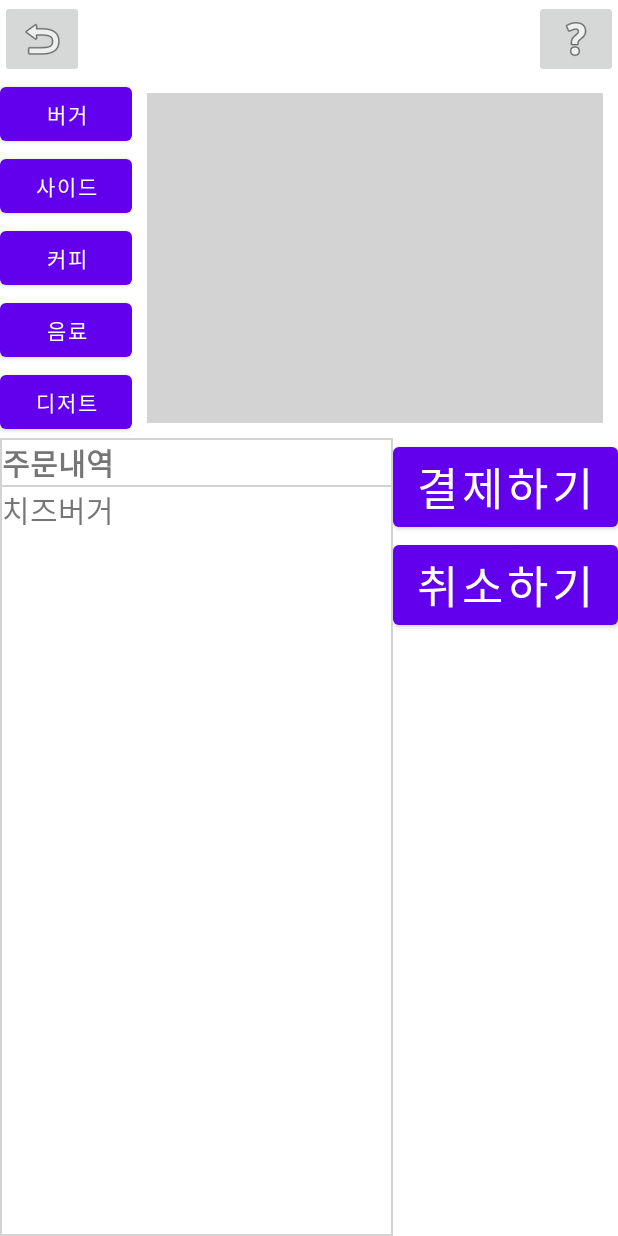
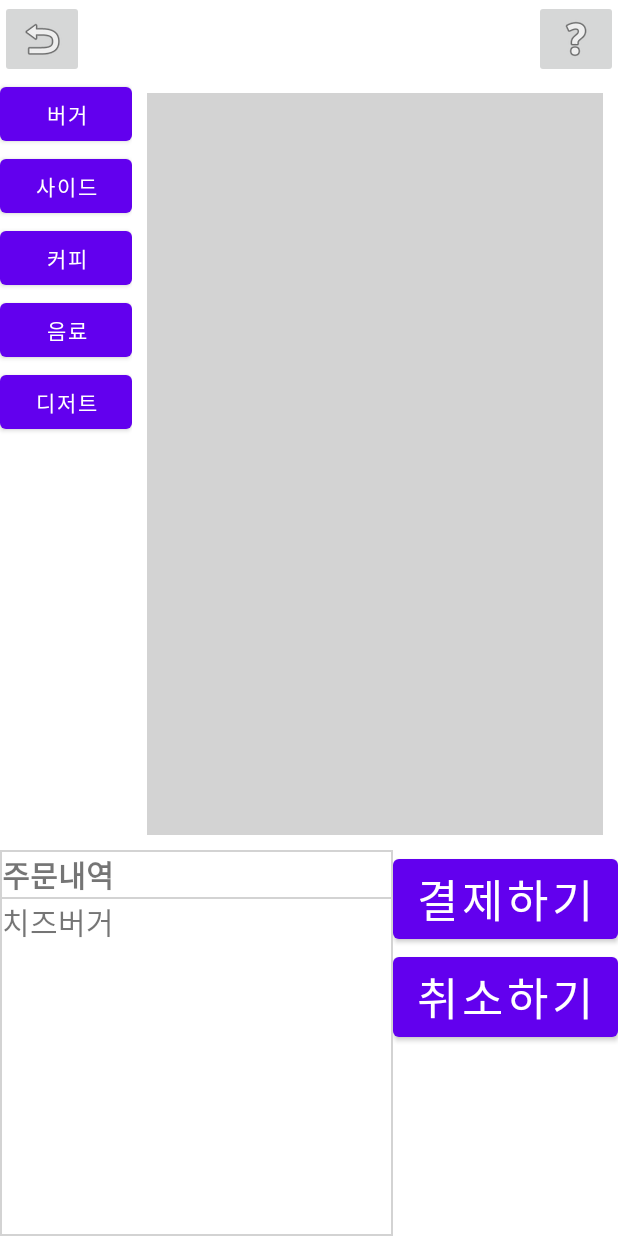
Before and after one commit to KNU-Mobile-22/MacDonald, an Android app: the layout gen_menu_layout.xml on its own in the app's theme, with its tools: preview values and no code run, on a phone screen of 412 x 824 dp. Run offline under Robolectric (Android 15) with nearby library versions, the phone set to English and light mode, and no system bars.

Commit message:
test: 레이아웃 사이즈 조절

```diff
--- a/app/src/main/res/layout/gen_menu_layout.xml
+++ b/app/src/main/res/layout/gen_menu_layout.xml
@@ -29,7 +29,8 @@
 
     <LinearLayout
         android:layout_width="match_parent"
-        android:layout_height="wrap_content"
+        android:layout_height="0dp"
+        android:layout_weight="2"
         android:orientation="horizontal">
 
         <LinearLayout
@@ -76,7 +77,8 @@
 
     <LinearLayout
         android:layout_width="match_parent"
-        android:layout_height="match_parent"
+        android:layout_height="0dp"
+        android:layout_weight="1"
         android:background="#D3D3D3"
         android:orientation="horizontal">
 
```
